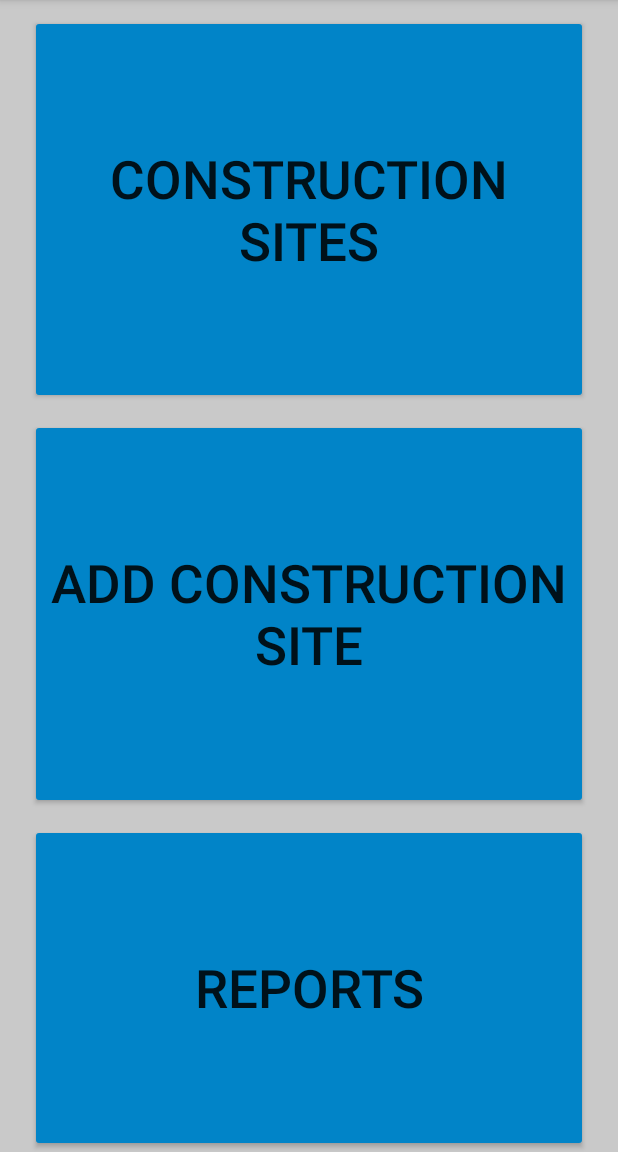
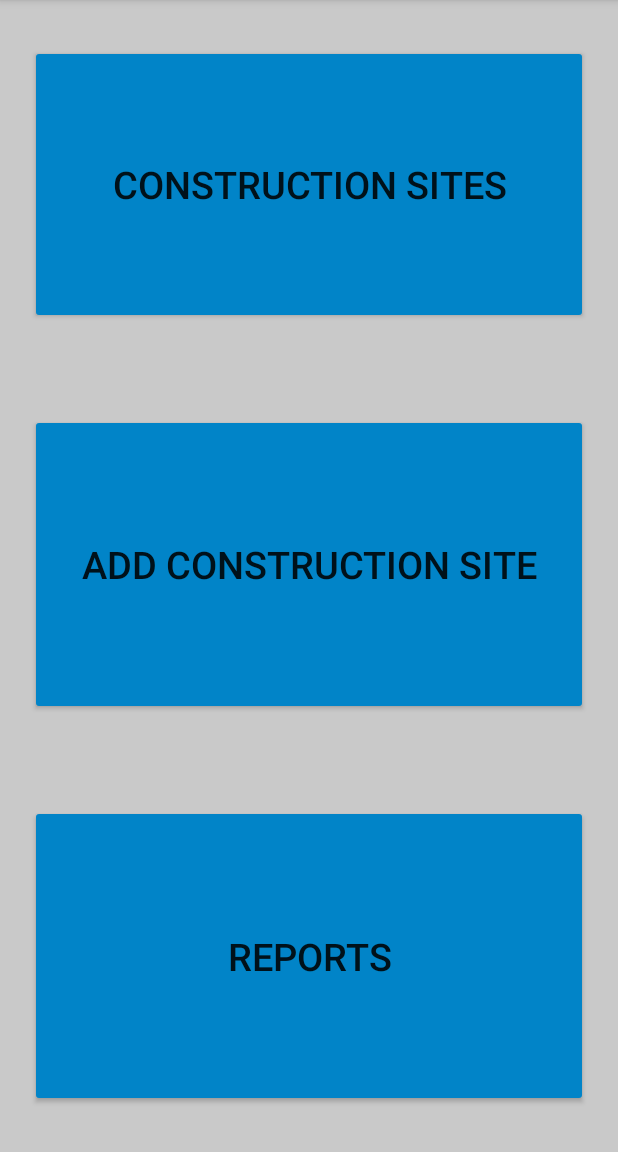
Before and after one commit to HutterSven/ConRep, an Android app: the screen it shows after launch (MainActivity), on a phone screen of 412 x 824 dp, the part 84-1236 px from its top. Run offline under Robolectric (Android 15) with nearby library versions, the phone set to English and light mode, and no system bars.

Commit message:
task recycler view now changes color when task is chosen in filereport

```diff
--- a/app/src/main/java/com/example/conrep/ui/report/FileReport.java
+++ b/app/src/main/java/com/example/conrep/ui/report/FileReport.java
@@ -1,6 +1,7 @@
 package com.example.conrep.ui.report;
 
 import android.content.Intent;
+import android.graphics.Color;
 import android.os.Bundle;
 import android.util.Log;
 import android.view.View;
@@ -49,6 +50,8 @@ public class FileReport extends BaseActivity {
     private EditText etReportName;
     private EditText etReportHours;
 
+    View vTemp;
+
     private List<TaskEntity> Tasks;
     private TaskRecyclerAdapter taskRecyclerAdapter;
     private TaskListViewModel viewModelTask;
@@ -89,6 +92,9 @@ public class FileReport extends BaseActivity {
         taskRecyclerAdapter = new TaskRecyclerAdapter(new RecyclerViewItemClickListener() {
             @Override
             public void onItemClick(View v, int position) {
+                if (vTemp != null) vTemp.setBackgroundColor(Color.parseColor("#0184C8"));
+                vTemp = v;
+                v.setBackgroundColor(Color.GRAY);
                 Log.d(TAG, "clicked position:" + position);
                 Log.d(TAG, "clicked on: " + Tasks.get(position).toString());
                 report.setTaskReport(Tasks.get(position).getTaskID());
--- a/app/src/main/java/com/example/conrep/ui/task/AddTask.java
+++ b/app/src/main/java/com/example/conrep/ui/task/AddTask.java
@@ -9,6 +9,7 @@ import android.widget.EditText;
 
 import androidx.annotation.NonNull;
 import androidx.appcompat.app.AppCompatActivity;
+import androidx.lifecycle.ViewModelProviders;
 
 import com.example.conrep.R;
 import com.example.conrep.database.async.report.CreateReport;
--- a/app/src/main/res/layout/activity_main.xml
+++ b/app/src/main/res/layout/activity_main.xml
@@ -20,26 +20,28 @@
         <Button
             android:id="@+id/btnSiteList"
             android:layout_width="match_parent"
-            android:layout_height="wrap_content"
+            android:layout_height="40dp"
             android:layout_marginLeft="20dp"
-            android:layout_marginTop="10dp"
+            android:layout_marginTop="30dp"
+            android:layout_marginBottom="30dp"
             android:layout_marginRight="20dp"
             android:layout_weight="1"
             android:backgroundTint="@color/blue"
             android:text="@string/Construction_site_list"
-            android:textSize="35sp" />
+            android:textSize="25sp" />
 
         <Button
             android:id="@+id/btnAddSite"
             android:layout_width="match_parent"
             android:layout_height="wrap_content"
             android:layout_marginLeft="20dp"
-            android:layout_marginTop="10dp"
+            android:layout_marginTop="30dp"
+            android:layout_marginBottom="30dp"
             android:layout_marginRight="20dp"
             android:layout_weight="1"
             android:backgroundTint="@color/blue"
             android:text="@string/add_construction_site"
-            android:textSize="35sp"
+            android:textSize="25sp"
             />
 
         <Button
@@ -47,12 +49,13 @@
             android:layout_width="match_parent"
             android:layout_height="wrap_content"
             android:layout_marginLeft="20dp"
-            android:layout_marginTop="10dp"
+            android:layout_marginTop="30dp"
+            android:layout_marginBottom="30dp"
             android:layout_marginRight="20dp"
             android:layout_weight="1"
             android:backgroundTint="@color/blue"
             android:text="@string/reportlist"
-            android:textSize="35sp"
+            android:textSize="25sp"
             />
     </LinearLayout>
 </androidx.constraintlayout.widget.ConstraintLayout>
```
Also changed, not shown: app/src/main/res/layout/activity_edit_report.xml (+3 -24 lines).
